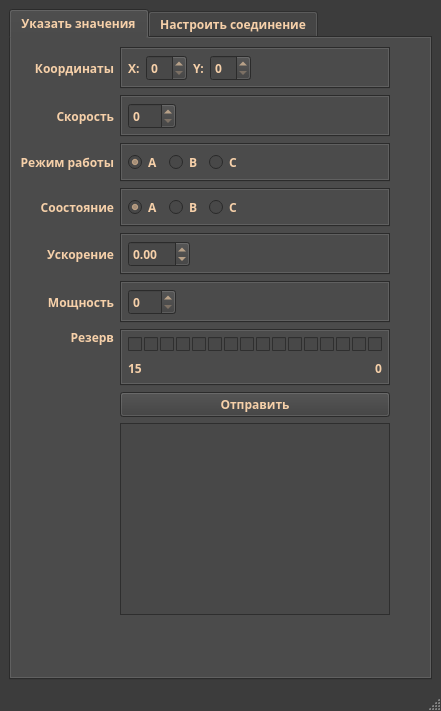
This is validormainwindow.ui in jmpleo/online-value-validator as Qt 5 draws it before an edit. The edited form follows.
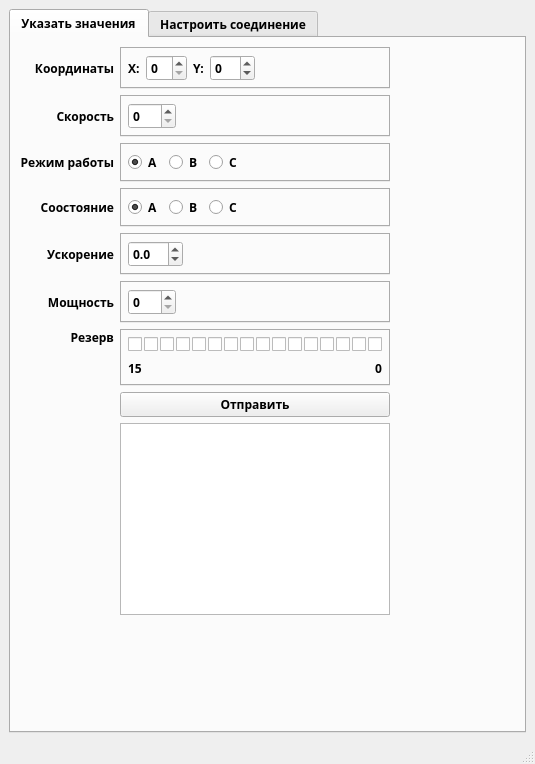
This is the edited form. The open tabs and pages were chosen to show the change.

```diff
--- a/validormainwindow.ui
+++ b/validormainwindow.ui
@@ -6,491 +6,10 @@
    <rect>
     <x>0</x>
     <y>0</y>
-    <width>441</width>
-    <height>711</height>
+    <width>535</width>
+    <height>764</height>
    </rect>
   </property>
-  <property name="minimumSize">
-   <size>
-    <width>441</width>
-    <height>711</height>
-   </size>
-  </property>
-  <property name="maximumSize">
-   <size>
-    <width>441</width>
-    <height>711</height>
-   </size>
-  </property>
-  <property name="palette">
-   <palette>
-    <active>
-     <colorrole role="WindowText">
-      <brush brushstyle="SolidPattern">
-       <color alpha="255">
-        <red>246</red>
-        <green>208</green>
-        <blue>169</blue>
-       </color>
-      </brush>
-     </colorrole>
-     <colorrole role="Button">
-      <brush brushstyle="SolidPattern">
-       <color alpha="255">
-        <red>60</red>
-        <green>60</green>
-        <blue>60</blue>
-       </color>
-      </brush>
-     </colorrole>
-     <colorrole role="Light">
-      <brush brushstyle="SolidPattern">
-       <color alpha="255">
-        <red>91</red>
-        <green>91</green>
-        <blue>91</blue>
-       </color>
-      </brush>
-     </colorrole>
-     <colorrole role="Midlight">
-      <brush brushstyle="SolidPattern">
-       <color alpha="255">
-        <red>75</red>
-        <green>75</green>
-        <blue>75</blue>
-       </color>
-      </brush>
-     </colorrole>
-     <colorrole role="Dark">
-      <brush brushstyle="SolidPattern">
-       <color alpha="255">
-        <red>72</red>
-        <green>72</green>
-        <blue>72</blue>
-       </color>
-      </brush>
-     </colorrole>
-     <colorrole role="Mid">
-      <brush brushstyle="SolidPattern">
-       <color alpha="255">
-        <red>40</red>
-        <green>40</green>
-        <blue>40</blue>
-       </color>
-      </brush>
-     </colorrole>
-     <colorrole role="Text">
-      <brush brushstyle="SolidPattern">
-       <color alpha="255">
-        <red>246</red>
-        <green>208</green>
-        <blue>169</blue>
-       </color>
-      </brush>
-     </colorrole>
-     <colorrole role="BrightText">
-      <brush brushstyle="SolidPattern">
-       <color alpha="255">
-        <red>246</red>
-        <green>208</green>
-        <blue>169</blue>
-       </color>
-      </brush>
-     </colorrole>
-     <colorrole role="ButtonText">
-      <brush brushstyle="SolidPattern">
-       <color alpha="255">
-        <red>246</red>
-        <green>208</green>
-        <blue>169</blue>
-       </color>
-      </brush>
-     </colorrole>
-     <colorrole role="Base">
-      <brush brushstyle="SolidPattern">
-       <color alpha="255">
-        <red>72</red>
-        <green>72</green>
-        <blue>72</blue>
-       </color>
-      </brush>
-     </colorrole>
-     <colorrole role="Window">
-      <brush brushstyle="SolidPattern">
-       <color alpha="255">
-        <red>60</red>
-        <green>60</green>
-        <blue>60</blue>
-       </color>
-      </brush>
-     </colorrole>
-     <colorrole role="Shadow">
-      <brush brushstyle="SolidPattern">
-       <color alpha="255">
-        <red>0</red>
-        <green>0</green>
-        <blue>0</blue>
-       </color>
-      </brush>
-     </colorrole>
-     <colorrole role="HighlightedText">
-      <brush brushstyle="SolidPattern">
-       <color alpha="255">
-        <red>246</red>
-        <green>208</green>
-        <blue>169</blue>
-       </color>
-      </brush>
-     </colorrole>
-     <colorrole role="AlternateBase">
-      <brush brushstyle="SolidPattern">
-       <color alpha="255">
-        <red>33</red>
-        <green>33</green>
-        <blue>33</blue>
-       </color>
-      </brush>
-     </colorrole>
-     <colorrole role="ToolTipBase">
-      <brush brushstyle="SolidPattern">
-       <color alpha="255">
-        <red>255</red>
-        <green>255</green>
-        <blue>220</blue>
-       </color>
-      </brush>
-     </colorrole>
-     <colorrole role="ToolTipText">
-      <brush brushstyle="SolidPattern">
-       <color alpha="255">
-        <red>0</red>
-        <green>0</green>
-        <blue>0</blue>
-       </color>
-      </brush>
-     </colorrole>
-     <colorrole role="PlaceholderText">
-      <brush brushstyle="SolidPattern">
-       <color alpha="128">
-        <red>255</red>
-        <green>255</green>
-        <blue>255</blue>
-       </color>
-      </brush>
-     </colorrole>
-    </active>
-    <inactive>
-     <colorrole role="WindowText">
-      <brush brushstyle="SolidPattern">
-       <color alpha="255">
-        <red>246</red>
-        <green>208</green>
-        <blue>169</blue>
-       </color>
-      </brush>
-     </colorrole>
-     <colorrole role="Button">
-      <brush brushstyle="SolidPattern">
-       <color alpha="255">
-        <red>60</red>
-        <green>60</green>
-        <blue>60</blue>
-       </color>
-      </brush>
-     </colorrole>
-     <colorrole role="Light">
-      <brush brushstyle="SolidPattern">
-       <color alpha="255">
-        <red>91</red>
-        <green>91</green>
-        <blue>91</blue>
-       </color>
-      </brush>
-     </colorrole>
-     <colorrole role="Midlight">
-      <brush brushstyle="SolidPattern">
-       <color alpha="255">
-        <red>75</red>
-        <green>75</green>
-        <blue>75</blue>
-       </color>
-      </brush>
-     </colorrole>
-     <colorrole role="Dark">
-      <brush brushstyle="SolidPattern">
-       <color alpha="255">
-        <red>72</red>
-        <green>72</green>
-        <blue>72</blue>
-       </color>
-      </brush>
-     </colorrole>
-     <colorrole role="Mid">
-      <brush brushstyle="SolidPattern">
-       <color alpha="255">
-        <red>40</red>
-        <green>40</green>
-        <blue>40</blue>
-       </color>
-      </brush>
-     </colorrole>
-     <colorrole role="Text">
-      <brush brushstyle="SolidPattern">
-       <color alpha="255">
-        <red>246</red>
-        <green>208</green>
-        <blue>169</blue>
-       </color>
-      </brush>
-     </colorrole>
-     <colorrole role="BrightText">
-      <brush brushstyle="SolidPattern">
-       <color alpha="255">
-        <red>246</red>
-        <green>208</green>
-        <blue>169</blue>
-       </color>
-      </brush>
-     </colorrole>
-     <colorrole role="ButtonText">
-      <brush brushstyle="SolidPattern">
-       <color alpha="255">
-        <red>246</red>
-        <green>208</green>
-        <blue>169</blue>
-       </color>
-      </brush>
-     </colorrole>
-     <colorrole role="Base">
-      <brush brushstyle="SolidPattern">
-       <color alpha="255">
-        <red>72</red>
-        <green>72</green>
-        <blue>72</blue>
-       </color>
-      </brush>
-     </colorrole>
-     <colorrole role="Window">
-      <brush brushstyle="SolidPattern">
-       <color alpha="255">
-        <red>60</red>
-        <green>60</green>
-        <blue>60</blue>
-       </color>
-      </brush>
-     </colorrole>
-     <colorrole role="Shadow">
-      <brush brushstyle="SolidPattern">
-       <color alpha="255">
-        <red>0</red>
-        <green>0</green>
-        <blue>0</blue>
-       </color>
-      </brush>
-     </colorrole>
-     <colorrole role="HighlightedText">
-      <brush brushstyle="SolidPattern">
-       <color alpha="255">
-        <red>246</red>
-        <green>208</green>
-        <blue>169</blue>
-       </color>
-      </brush>
-     </colorrole>
-     <colorrole role="AlternateBase">
-      <brush brushstyle="SolidPattern">
-       <color alpha="255">
-        <red>33</red>
-        <green>33</green>
-        <blue>33</blue>
-       </color>
-      </brush>
-     </colorrole>
-     <colorrole role="ToolTipBase">
-      <brush brushstyle="SolidPattern">
-       <color alpha="255">
-        <red>255</red>
-        <green>255</green>
-        <blue>220</blue>
-       </color>
-      </brush>
-     </colorrole>
-     <colorrole role="ToolTipText">
-      <brush brushstyle="SolidPattern">
-       <color alpha="255">
-        <red>0</red>
-        <green>0</green>
-        <blue>0</blue>
-       </color>
-      </brush>
-     </colorrole>
-     <colorrole role="PlaceholderText">
-      <brush brushstyle="SolidPattern">
-       <color alpha="128">
-        <red>255</red>
-        <green>255</green>
-        <blue>255</blue>
-       </color>
-      </brush>
-     </colorrole>
-    </inactive>
-    <disabled>
-     <colorrole role="WindowText">
-      <brush brushstyle="SolidPattern">
-       <color alpha="255">
-        <red>72</red>
-        <green>72</green>
-        <blue>72</blue>
-       </color>
-      </brush>
-     </colorrole>
-     <colorrole role="Button">
-      <brush brushstyle="SolidPattern">
-       <color alpha="255">
-        <red>60</red>
-        <green>60</green>
-        <blue>60</blue>
-       </color>
-      </brush>
-     </colorrole>
-     <colorrole role="Light">
-      <brush brushstyle="SolidPattern">
-       <color alpha="255">
-        <red>91</red>
-        <green>91</green>
-        <blue>91</blue>
-       </color>
-      </brush>
-     </colorrole>
-     <colorrole role="Midlight">
-      <brush brushstyle="SolidPattern">
-       <color alpha="255">
-        <red>75</red>
-        <green>75</green>
-        <blue>75</blue>
-       </color>
-      </brush>
-     </colorrole>
-     <colorrole role="Dark">
-      <brush brushstyle="SolidPattern">
-       <color alpha="255">
-        <red>72</red>
-        <green>72</green>
-        <blue>72</blue>
-       </color>
-      </brush>
-     </colorrole>
-     <colorrole role="Mid">
-      <brush brushstyle="SolidPattern">
-       <color alpha="255">
-        <red>40</red>
-        <green>40</green>
-        <blue>40</blue>
-       </color>
-      </brush>
-     </colorrole>
-     <colorrole role="Text">
-      <brush brushstyle="SolidPattern">
-       <color alpha="255">
-        <red>72</red>
-        <green>72</green>
-        <blue>72</blue>
-       </color>
-      </brush>
-     </colorrole>
-     <colorrole role="BrightText">
-      <brush brushstyle="SolidPattern">
-       <color alpha="255">
-        <red>246</red>
-        <green>208</green>
-        <blue>169</blue>
-       </color>
-      </brush>
-     </colorrole>
-     <colorrole role="ButtonText">
-      <brush brushstyle="SolidPattern">
-       <color alpha="255">
-        <red>72</red>
-        <green>72</green>
-        <blue>72</blue>
-       </color>
-      </brush>
-     </colorrole>
-     <colorrole role="Base">
-      <brush brushstyle="SolidPattern">
-       <color alpha="255">
-        <red>60</red>
-        <green>60</green>
-        <blue>60</blue>
-       </color>
-      </brush>
-     </colorrole>
-     <colorrole role="Window">
-      <brush brushstyle="SolidPattern">
-       <color alpha="255">
-        <red>60</red>
-        <green>60</green>
-        <blue>60</blue>
-       </color>
-      </brush>
-     </colorrole>
-     <colorrole role="Shadow">
-      <brush brushstyle="SolidPattern">
-       <color alpha="255">
-        <red>0</red>
-        <green>0</green>
-        <blue>0</blue>
-       </color>
-      </brush>
-     </colorrole>
-     <colorrole role="HighlightedText">
-      <brush brushstyle="SolidPattern">
-       <color alpha="255">
-        <red>246</red>
-        <green>208</green>
-        <blue>169</blue>
-       </color>
-      </brush>
-     </colorrole>
-     <colorrole role="AlternateBase">
-      <brush brushstyle="SolidPattern">
-       <color alpha="255">
-        <red>33</red>
-        <green>33</green>
-        <blue>33</blue>
-       </color>
-      </brush>
-     </colorrole>
-     <colorrole role="ToolTipBase">
-      <brush brushstyle="SolidPattern">
-       <color alpha="255">
-        <red>255</red>
-        <green>255</green>
-        <blue>220</blue>
-       </color>
-      </brush>
-     </colorrole>
-     <colorrole role="ToolTipText">
-      <brush brushstyle="SolidPattern">
-       <color alpha="255">
-        <red>0</red>
-        <green>0</green>
-        <blue>0</blue>
-       </color>
-      </brush>
-     </colorrole>
-     <colorrole role="PlaceholderText">
-      <brush brushstyle="SolidPattern">
-       <color alpha="128">
-        <red>255</red>
-        <green>255</green>
-        <blue>255</blue>
-       </color>
-      </brush>
-     </colorrole>
-    </disabled>
-   </palette>
-  </property>
   <property name="font">
    <font>
     <family>JetBrains Mono NL SemiBold</family>
@@ -627,6 +146,9 @@
            </item>
            <item row="0" column="1">
             <widget class="QTabWidget" name="tabWidget_3">
+             <property name="tabShape">
+              <enum>QTabWidget::Rounded</enum>
+             </property>
              <property name="tabBarAutoHide">
               <bool>true</bool>
              </property>
@@ -655,7 +177,11 @@
                 </widget>
                </item>
                <item>
-                <widget class="QSpinBox" name="coordXSpinBox"/>
+                <widget class="QSpinBox" name="coordXSpinBox">
+                 <property name="maximum">
+                  <number>63</number>
+                 </property>
+                </widget>
                </item>
                <item>
                 <widget class="QLabel" name="label_24">
@@ -665,7 +191,14 @@
                 </widget>
                </item>
                <item>
-                <widget class="QSpinBox" name="coordYSpinBox"/>
+                <widget class="QSpinBox" name="coordYSpinBox">
+                 <property name="minimum">
+                  <number>-32</number>
+                 </property>
+                 <property name="maximum">
+                  <number>31</number>
+                 </property>
+                </widget>
                </item>
                <item>
                 <spacer name="horizontalSpacer_6">
@@ -685,11 +218,14 @@
             </widget>
            </item>
            <item row="1" column="1">
-            <widget class="QTabWidget" name="">
+            <widget class="QTabWidget" name="tabWidget_4">
+             <property name="tabShape">
+              <enum>QTabWidget::Rounded</enum>
+             </property>
              <property name="tabBarAutoHide">
               <bool>true</bool>
              </property>
-             <widget class="QWidget" name="Page1" native="true">
+             <widget class="QWidget" name="Page1">
               <attribute name="title">
                <string/>
               </attribute>
@@ -731,11 +267,14 @@
             </widget>
            </item>
            <item row="2" column="1">
-            <widget class="QTabWidget" name="">
+            <widget class="QTabWidget" name="tabWidget_5">
+             <property name="tabShape">
+              <enum>QTabWidget::Rounded</enum>
+             </property>
              <property name="tabBarAutoHide">
               <bool>true</bool>
              </property>
-             <widget class="QWidget" name="Page1_2" native="true">
+             <widget class="QWidget" name="Page1_2">
               <attribute name="title">
                <string/>
               </attribute>
@@ -794,11 +333,14 @@
             </widget>
            </item>
            <item row="3" column="1">
-            <widget class="QTabWidget" name="">
+            <widget class="QTabWidget" name="tabWidget_7">
+             <property name="tabShape">
+              <enum>QTabWidget::Rounded</enum>
+             </property>
              <property name="tabBarAutoHide">
               <bool>true</bool>
              </property>
-             <widget class="QWidget" name="Page1_3" native="true">
+             <widget class="QWidget" name="Page1_3">
               <attribute name="title">
                <string/>
               </attribute>
@@ -857,11 +399,14 @@
             </widget>
            </item>
            <item row="4" column="1">
-            <widget class="QTabWidget" name="">
+            <widget class="QTabWidget" name="tabWidget_6">
+             <property name="tabShape">
+              <enum>QTabWidget::Rounded</enum>
+             </property>
              <property name="tabBarAutoHide">
               <bool>true</bool>
              </property>
-             <widget class="QWidget" name="Page1_4" native="true">
+             <widget class="QWidget" name="Page1_4">
               <attribute name="title">
                <string/>
               </attribute>
@@ -880,12 +425,27 @@
                </property>
                <item>
                 <widget class="QDoubleSpinBox" name="accelerationDoubleSpinBox">
+                 <property name="prefix">
+                  <string/>
+                 </property>
+                 <property name="suffix">
+                  <string/>
+                 </property>
+                 <property name="decimals">
+                  <number>1</number>
+                 </property>
                  <property name="minimum">
                   <double>-12.699999999999999</double>
                  </property>
                  <property name="maximum">
                   <double>12.800000000000001</double>
                  </property>
+                 <property name="singleStep">
+                  <double>0.100000000000000</double>
+                 </property>
+                 <property name="value">
+                  <double>0.000000000000000</double>
+                 </property>
                 </widget>
                </item>
                <item>
@@ -906,11 +466,14 @@
             </widget>
            </item>
            <item row="5" column="1">
-            <widget class="QTabWidget" name="">
+            <widget class="QTabWidget" name="tabWidget_8">
+             <property name="tabShape">
+              <enum>QTabWidget::Rounded</enum>
+             </property>
              <property name="tabBarAutoHide">
               <bool>true</bool>
              </property>
-             <widget class="QWidget" name="Page1_5" native="true">
+             <widget class="QWidget" name="Page1_5">
               <attribute name="title">
                <string/>
               </attribute>
@@ -956,6 +519,9 @@
            </item>
            <item row="6" column="1">
             <widget class="QTabWidget" name="reserveTabWidget">
+             <property name="tabShape">
+              <enum>QTabWidget::Rounded</enum>
+             </property>
              <property name="tabBarAutoHide">
               <bool>true</bool>
              </property>
```
Left out of the diff: 16 changed lines with no effect on the pictures.
